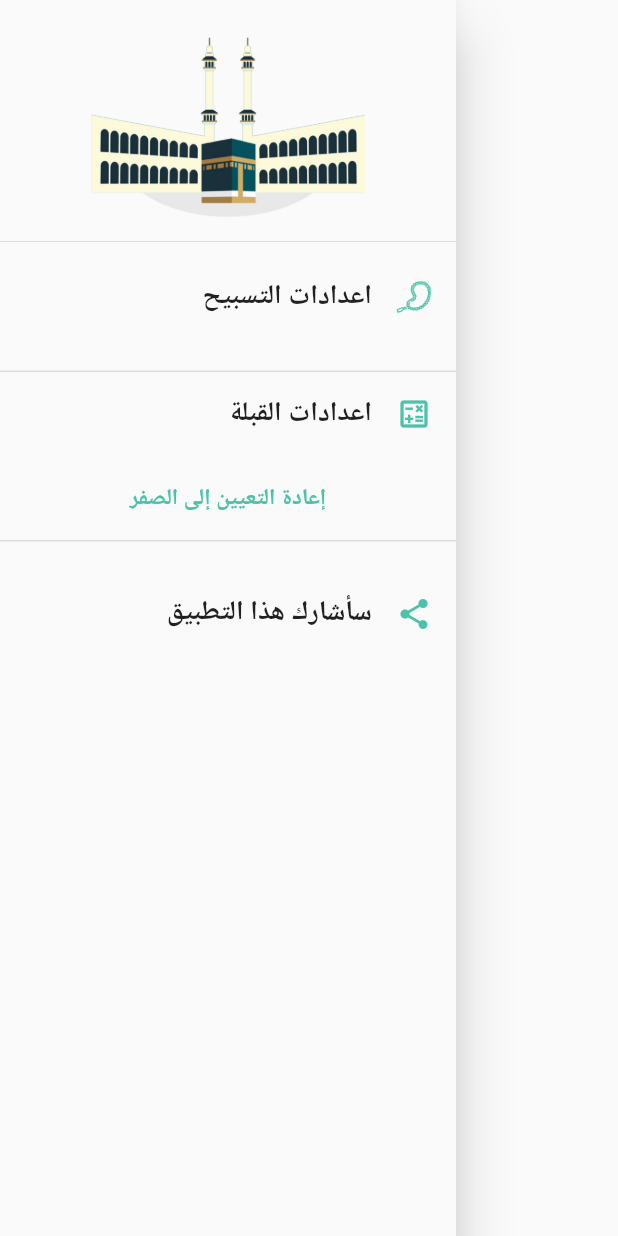
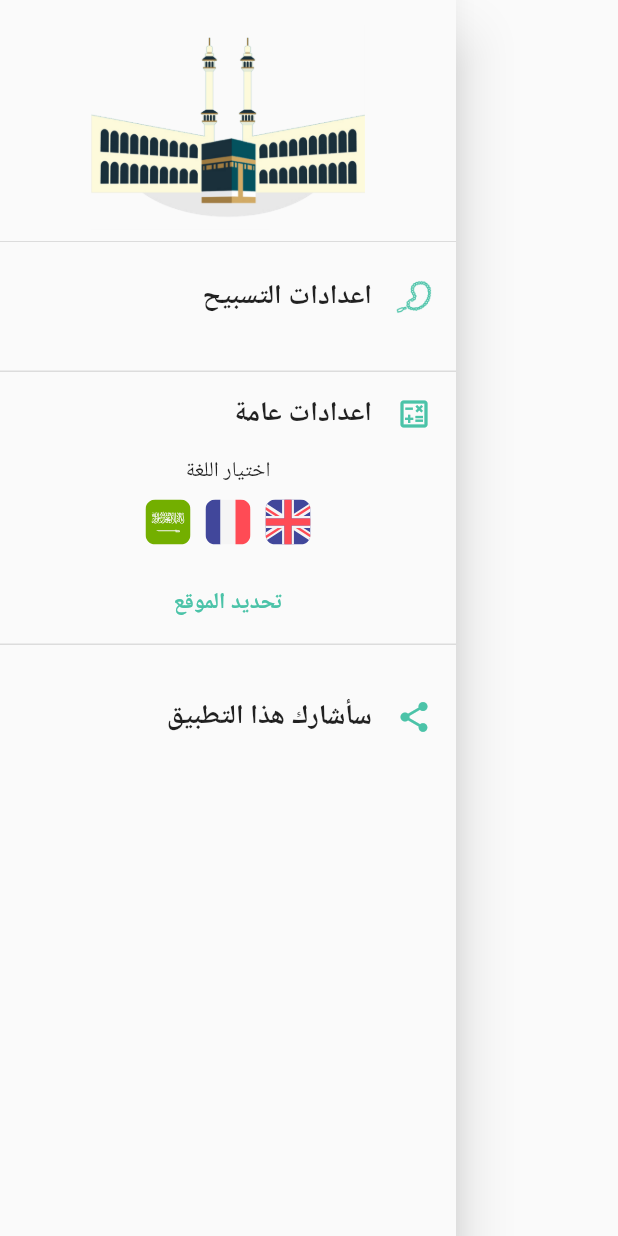
Before and after one commit to XD-OB/Islami, a Flutter app: the MyDrawer widget shown alone on an empty page, opened directly, after a tap on "اعدادات التسبيح", on a phone screen of 412 x 824 dp. Run offline on Flutter 3.47's test engine with Material 2 defaults, Android fonts, the phone set to English and light mode, and no system bars; our stand-ins replace convex_bottom_bar, flutter_spinkit, flutter_svg, geolocator, google_maps_flutter, percent_indicator; missing offline and left inert: flutter_qiblah, flutter_share; project files that could hold a hidden picture were left out.

Commit message:
add languages icons, Made tasbeeh.dart responsive, add app icon

```diff
--- a/lib/drawer.dart
+++ b/lib/drawer.dart
@@ -1,26 +1,27 @@
 import 'package:flutter/material.dart';
 import 'package:flutter/services.dart';
+import 'package:flutter_svg/flutter_svg.dart';
 import 'package:flutter_share/flutter_share.dart';
 import 'consts.dart';
 import 'dart:async';
 
 // Titles Style
-const TextStyle   titleStyle = TextStyle(
+const TextStyle titleStyle = TextStyle(
   color: Colors.black87,
   fontWeight: FontWeight.bold,
   fontSize: 18,
 );
 
-const TextStyle   btnStyle = TextStyle(
+const TextStyle btnStyle = TextStyle(
   color: Color(GreenyBarid),
   fontWeight: FontWeight.bold,
   fontSize: 15,
 );
 
 class MyDrawer extends StatefulWidget {
-  final   modifyTarget;
-  final   initCounter;
-  final   target;
+  final modifyTarget;
+  final initCounter;
+  final target;
 
   MyDrawer({this.modifyTarget, this.initCounter, this.target});
 
@@ -34,10 +35,10 @@ class _MyDrawerState extends State<MyDrawer> {
   Future<void> _shareApp() async {
     await FlutterShare.share(
         title: 'تطبيق مسلمي',
-      text: 'تطبيق للمسلمين للعثور على القبلة ، وتسهيل عد التسبيح وإيجاد المساجد',
+        text:
+            'تطبيق للمسلمين للعثور على القبلة ، وتسهيل عد التسبيح وإيجاد المساجد',
         linkUrl: 'https://google.com/',
-      chooserTitle: 'إسلامي'
-    );
+        chooserTitle: 'إسلامي');
   }
 
   @override
@@ -97,27 +98,37 @@ class _MyDrawerState extends State<MyDrawer> {
                   onTap: () {
                     widget.initCounter();
                     Navigator.pop(context);
-                }
-              ),
+                  }),
             ],
           ),
           SizedBox(height: 20),
           ExpansionTile(
             initiallyExpanded: true,
             title: Text(
-              'اعدادات القبلة',
+              'اعدادات عامة',
               textDirection: TextDirection.rtl,
               style: titleStyle,
             ),
-            trailing: Icon(
-              Icons.calculate_outlined,
-              color: Color(GreenyBarid)
+            trailing: Icon(Icons.calculate_outlined, color: Color(GreenyBarid)),
+            children: <Widget>[
+              Text('اختيار اللغة'),
+              Container(
+                margin: EdgeInsets.all(10),
+                child: Row(
+                  mainAxisAlignment: MainAxisAlignment.center,
+                  children: [
+                    SvgPicture.asset('assets/ar.svg', width: 30),
+                    SizedBox(width: 10),
+                    SvgPicture.asset('assets/fr.svg', width: 30),
+                    SizedBox(width: 10),
+                    SvgPicture.asset('assets/eng.svg', width: 30)
+                  ],
                 ),
-            children: <Widget>[
+              ),
               Container(
                 child: ListTile(
                   title: Text(
-                    'إعادة التعيين إلى الصفر',
+                    'تحديد الموقع',
                     textAlign: TextAlign.center,
                     style: btnStyle,
                   ),
@@ -127,10 +138,7 @@ class _MyDrawerState extends State<MyDrawer> {
           ),
           SizedBox(height: 20),
           ListTile(
-            trailing: Icon(
-              Icons.share,
-              color: Color(GreenyBarid)
-            ),
+            trailing: Icon(Icons.share, color: Color(GreenyBarid)),
             title: Text(
               'سأشارك هذا التطبيق',
               textDirection: TextDirection.rtl,
```
Also changed, not shown: lib/main.dart (+19 -17 lines), lib/tasbeeh.dart (+13 -9 lines), assets/ar.png (added), assets/ar.svg (added), assets/eng.svg (added), assets/fr.svg (added), assets/tassbih.svg (added), assets/tssbi7.png, 14 other files. Lines whose indentation alone changed are shown as unchanged.
